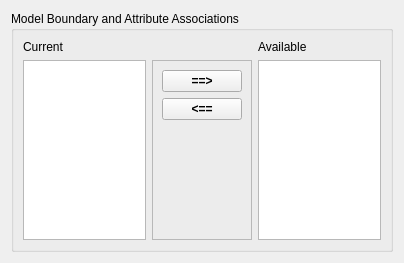
Old version of the form smtk/extension/qt/qtAttributeAssociation.ui in the repository Kitware/SMTK.
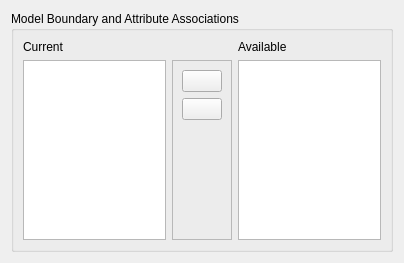
New version of the form.

```diff
--- a/smtk/extension/qt/qtAttributeAssociation.ui
+++ b/smtk/extension/qt/qtAttributeAssociation.ui
@@ -59,7 +59,7 @@
             </font>
            </property>
            <property name="text">
-            <string>==&gt;</string>
+            <string/>
            </property>
           </widget>
          </item>
@@ -73,7 +73,7 @@
             </font>
            </property>
            <property name="text">
-            <string>&lt;==</string>
+            <string/>
            </property>
           </widget>
          </item>
```
